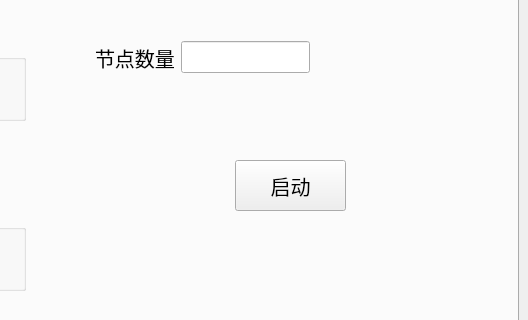
This is GUI/qkdsim.ui in shenzuzhenwang/QKDSim as Qt 5 draws it before an edit; both pictures show x 356 to 884 and y 90 to 410 of the 884 by 672 pixel window. The edited form follows.
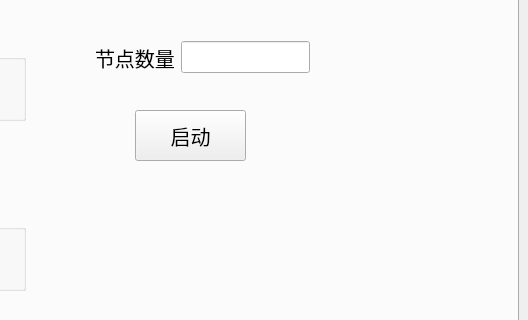
This is the edited form. The open tabs and pages were chosen to show the change.

```diff
--- a/GUI/qkdsim.ui
+++ b/GUI/qkdsim.ui
@@ -65,8 +65,8 @@
        <widget class="QPushButton" name="bt_start">
         <property name="geometry">
          <rect>
-          <x>580</x>
-          <y>170</y>
+          <x>480</x>
+          <y>120</y>
           <width>111</width>
           <height>51</height>
          </rect>
```
Left out of the diff: 2 changed lines with no effect on the pictures.
